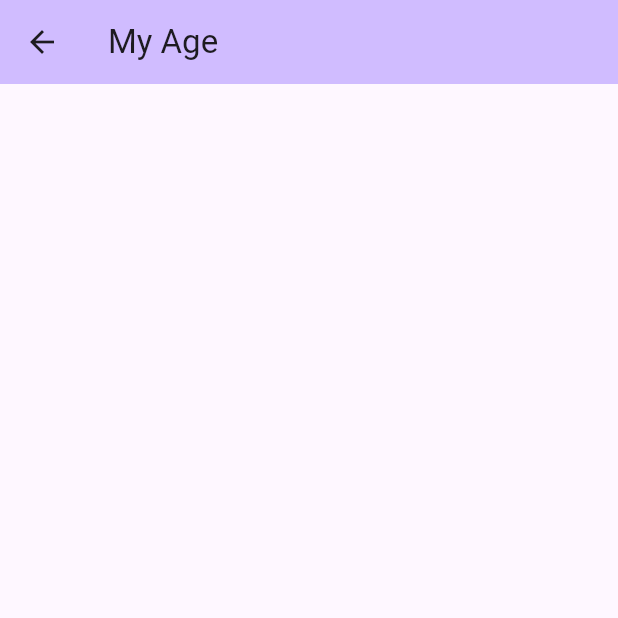
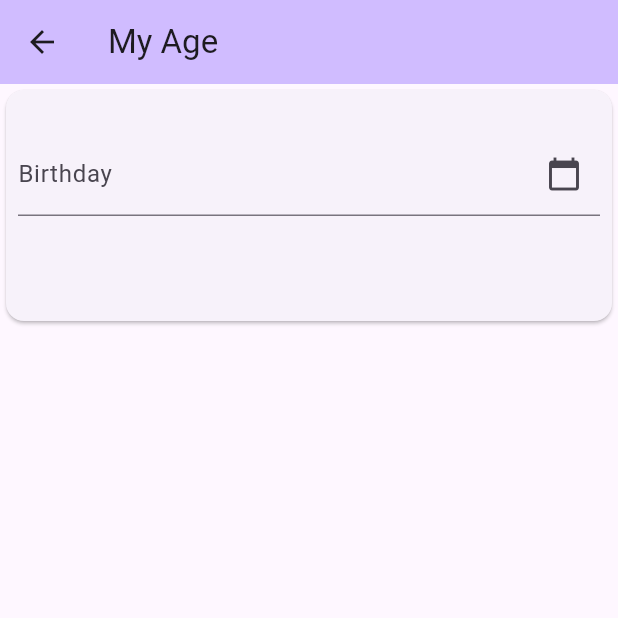
Before and after one commit to PeerapatAtta/Flutter_DPU_my_aboutme, a Flutter app: the MyAge screen opened by its route, on a phone screen of 412 x 824 dp, the top half of it. Run offline on Flutter 3.47's test engine with Material 3 defaults, Android fonts, the light colour scheme and no system bars; our stand-ins replace google_maps_flutter, youtube_player_flutter; missing offline and left inert: video_url_validator.

Commit message:
Week8.3: 2. Age calculation

```diff
--- a/lib/myAge.dart
+++ b/lib/myAge.dart
@@ -8,12 +8,93 @@ class MyAge extends StatefulWidget {
 }
 
 class _MyAgeState extends State<MyAge> {
+  //input data from text filed
+  final dateController = TextEditingController();
+  //result form age calculation
+  late String textAge = '';
+
+  String dateISO(dateISOString) {
+    final df = DateTime.parse(dateISOString);
+    late String day = df.day.toString();
+    late String month = df.month.toString();
+    late int year = df.year;
+    return '$year-$month-$day';
+  }
+
+  calAge(int year, int month, int day) {
+    // วันเกิด
+    DateTime birthday = DateTime(year, month, day);
+    // วันที่ปัจจุบัน
+    DateTime now = DateTime.now();
+    // คำนวณอายุ
+    Duration difference = now.difference(birthday);
+    int years = (difference.inDays / 365).floor();
+    int months = ((difference.inDays % 365) / 30).floor();
+    int days = (difference.inDays % 365) % 30;
+
+    setState(() {
+      textAge = 'Age: $years ปี $months เดือน $days วัน';
+    });
+  }
+
   @override
   Widget build(BuildContext context) {
     return Scaffold(
         appBar: AppBar(
-      backgroundColor: Theme.of(context).colorScheme.inversePrimary,
-      title: Text('My Age'),
-    ));
+          backgroundColor: Theme.of(context).colorScheme.inversePrimary,
+          title: Text('My Age'),
+        ),
+        body: SingleChildScrollView(
+          child: Card(
+            child: Column(
+              crossAxisAlignment: CrossAxisAlignment.stretch,
+              children: [
+                SizedBox(
+                  height: 20.0,
+                ),
+                Padding(
+                  padding: const EdgeInsets.all(8.0),
+                  child: TextField(
+                    controller: dateController,
+                    readOnly: true,
+                    decoration: InputDecoration(
+                        suffixIcon: Icon(Icons.calendar_today),
+                        labelText: 'Birthday'),
+                    onTap: () async {
+                      DateTime? pickeDate = await showDatePicker(
+                          context: context,
+                          firstDate: DateTime(1900),
+                          lastDate: DateTime(2101),
+                          initialDate: DateTime.now(),
+                          initialEntryMode: DatePickerEntryMode.calendarOnly);
+                      if (pickeDate != null) {
+                        print(pickeDate);
+                        calAge(pickeDate.year, pickeDate.month, pickeDate.day);
+                        setState(() {
+                          dateController.text =
+                              dateISO(pickeDate.toIso8601String());
+                        });
+                      }
+                    },
+                  ),
+                ),
+                SizedBox(
+                  height: 20.0,
+                ),
+                Padding(
+                  padding: const EdgeInsets.all(8.0),
+                  child: Center(
+                      child: Text(
+                    textAge,
+                    style: TextStyle(
+                        color: Colors.green,
+                        fontSize: 18,
+                        fontWeight: FontWeight.bold),
+                  )),
+                ),
+              ],
+            ),
+          ),
+        ));
   }
 }
```
